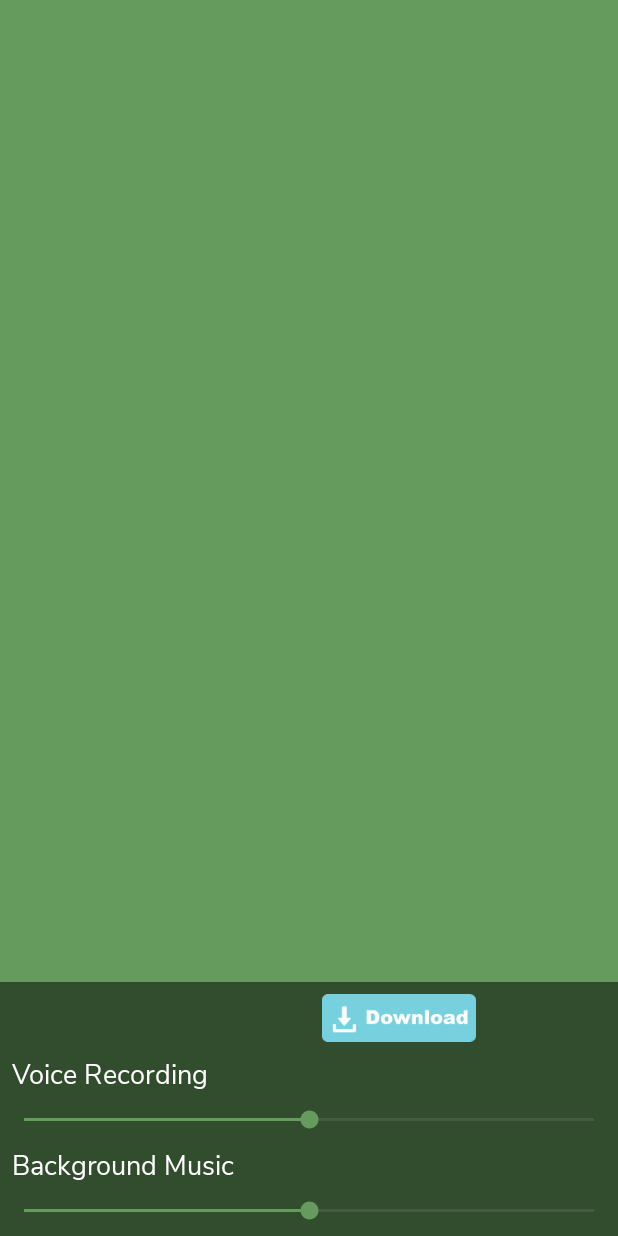
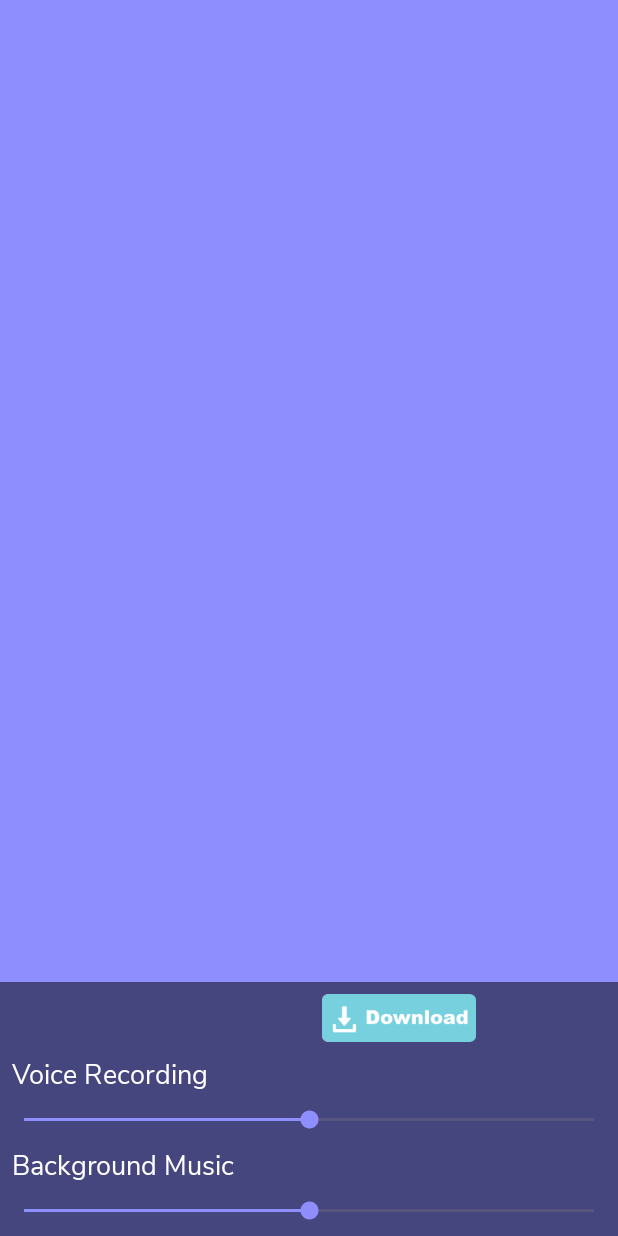
Before and after one commit to feagans/Mobile-Grp10LargeProject, an Android app: the AffirmPlayerActivity screen opened directly, with no data from a screen before it, on a phone screen of 412 x 824 dp. Run offline under Robolectric (Android 15) with nearby library versions, the phone set to English and light mode, and no system bars; our stand-ins replace data binding, sdp/ssp sizes; libraries missing offline, so code that uses them is left out: com.codemybrainsout.ratingdialog, pub.devrel.easypermissions; pictures from the network do not load; 5 statements that could not run were skipped.

Commit message:
Styling / Logos Updated

```diff
--- a/My Vision Board/app/src/main/res/values/colors.xml
+++ b/My Vision Board/app/src/main/res/values/colors.xml
@@ -11,7 +11,7 @@
     <color name="actionbar">@color/progress_green</color>
     <color name="addMobBorder">#7f7f7f</color>
     <color name="addMobTextColor">#1a73e8</color>
-    <color name="background">#659b5c</color>
+    <color name="background">#8e8eff</color>
     <color name="backgroundLight">#478ab1</color>
     <color name="black">#000000</color>
     <color name="borderColor">#7f7f7f</color>
@@ -26,7 +26,7 @@
     <color name="grey_400">#bdbdbd</color>
     <color name="grey_500">#9e9e9e</color>
     <color name="progress_gray">#808080</color>
-    <color name="progress_green">#659b5c</color>
+    <color name="progress_green">#8e8eff</color>
     <color name="rate_us_bg">#d1d1d1</color>
     <color name="ratingBarColor">#f9d71c</color>
     <color name="red">#c91919</color>
--- a/My Vision Board/app/src/main/res/values/ic_cropped_logo_background.xml
+++ b/My Vision Board/app/src/main/res/values/ic_cropped_logo_background.xml
@@ -1,4 +1,4 @@
 <?xml version="1.0" encoding="utf-8"?>
 <resources>
-    <color name="ic_cropped_logo_background">#05B51A</color>
+    <color name="ic_cropped_logo_background">#FFFFFF</color>
 </resources>
```
Also changed, not shown: My Vision Board/app/src/main/java/com/test/mylifegoale/utilities/AppConstants.java (+6 -1 lines), My Vision Board/app/src/main/ic_cropped_logo-playstore.png, My Vision Board/app/src/main/res/mipmap-hdpi/ic_cropped_logo.png, My Vision Board/app/src/main/res/mipmap-hdpi/ic_cropped_logo_foreground.png, My Vision Board/app/src/main/res/mipmap-hdpi/ic_cropped_logo_round.png, My Vision Board/app/src/main/res/mipmap-mdpi/ic_cropped_logo.png, My Vision Board/app/src/main/res/mipmap-mdpi/ic_cropped_logo_foreground.png, My Vision Board/app/src/main/res/mipmap-mdpi/ic_cropped_logo_round.png, My Vision Board/app/src/main/res/mipmap-xhdpi/ic_cropped_logo.png, My Vision Board/app/src/main/res/mipmap-xhdpi/ic_cropped_logo_foreground.png, My Vision Board/app/src/main/res/mipmap-xhdpi/ic_cropped_logo_round.png, My Vision Board/app/src/main/res/mipmap-xxhdpi/ic_cropped_logo.png, My Vision Board/app/src/main/res/mipmap-xxhdpi/ic_cropped_logo_foreground.png, My Vision Board/app/src/main/res/mipmap-xxhdpi/ic_cropped_logo_round.png, 3 more files.
